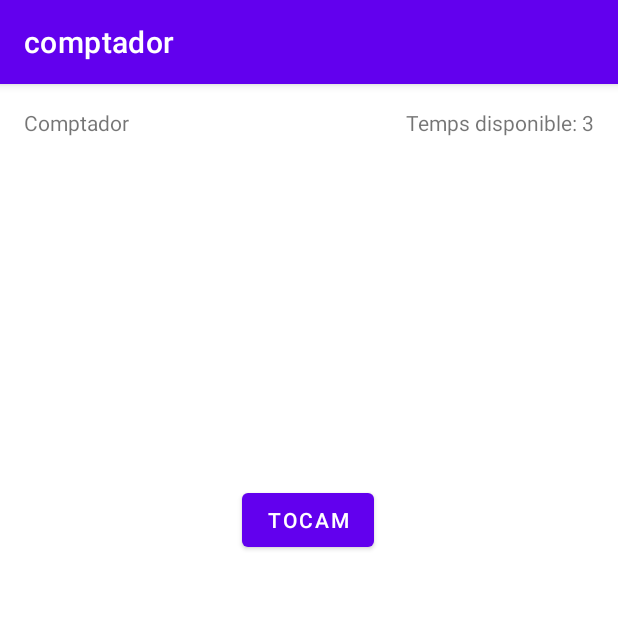
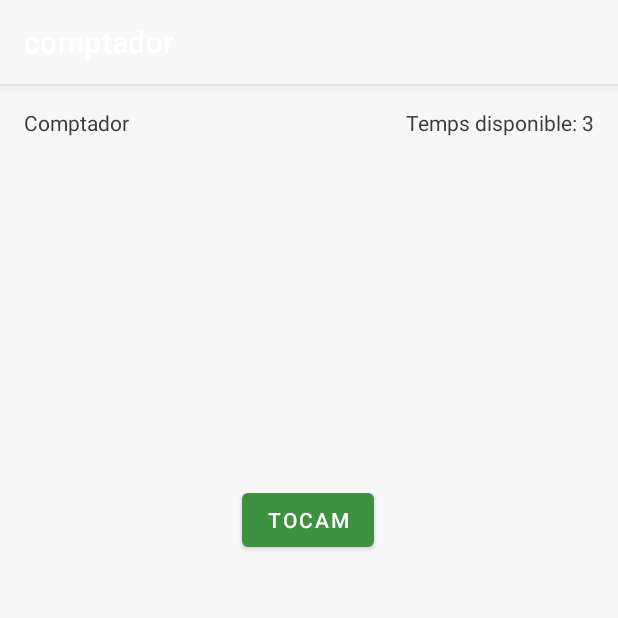
Before and after one commit to gabrielurs/comptador, an Android app: the screen it shows after launch (MainActivity), on a phone screen of 412 x 824 dp, the top half of it. Run offline under Robolectric (Android 15) with nearby library versions, the phone set to English and light mode, and no system bars.

Commit message:
Acabant video Colors

```diff
--- a/app/src/main/res/values/colors.xml
+++ b/app/src/main/res/values/colors.xml
@@ -7,4 +7,14 @@
     <color name="teal_700">#FF018786</color>
     <color name="black">#FF000000</color>
     <color name="white">#FFFFFFFF</color>
+    <color name="grey_200">#F7F7F7</color>
+    <color name="grey_500">#7E7E7E</color>
+    <color name="grey_700">#515151</color>
+    <color name="grey_900">#3B3B3B</color>
+
+    <color name="green_200">#A3D9A5</color>
+    <color name="green_500">#3F9142</color>
+    <color name="green_700">#207227</color>
+
+
 </resources>
--- a/app/src/main/res/values/themes.xml
+++ b/app/src/main/res/values/themes.xml
@@ -2,8 +2,8 @@
     <!-- Base application theme. -->
     <style name="Theme.Comptador" parent="Theme.MaterialComponents.DayNight.DarkActionBar">
         <!-- Primary brand color. -->
-        <item name="colorPrimary">@color/purple_500</item>
-        <item name="colorPrimaryVariant">@color/purple_700</item>
+        <item name="colorPrimary">@color/green_500</item>
+        <item name="colorPrimaryVariant">@color/green_700</item>
         <item name="colorOnPrimary">@color/white</item>
         <!-- Secondary brand color. -->
         <item name="colorSecondary">@color/teal_200</item>
@@ -12,5 +12,7 @@
         <!-- Status bar color. -->
         <item name="android:statusBarColor" tools:targetApi="l">?attr/colorPrimaryVariant</item>
         <!-- Customize your theme here. -->
+        <item name="android:background">@color/grey_200</item>
+        <item name="android:textColor">@color/grey_900</item>
     </style>
 </resources>
```
